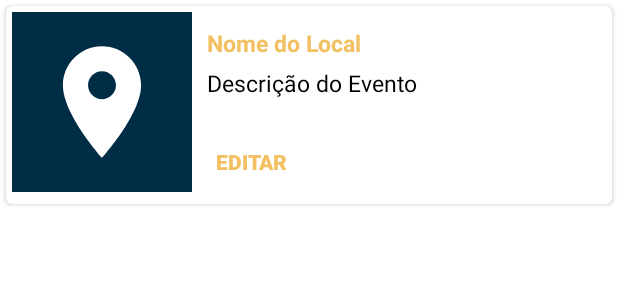
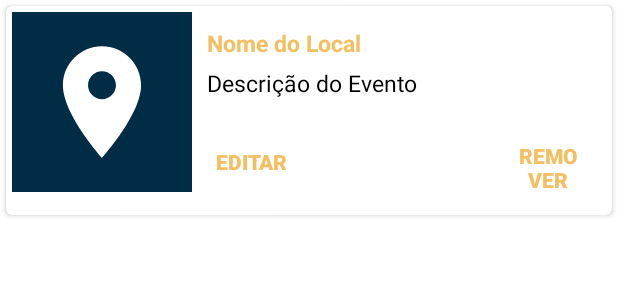
Before and after one commit to ariusxi/bike-loc, an Android app: the layout place_item.xml on its own in the app's theme, with its tools: preview values and no code run, on a phone screen of 412 x 824 dp. Shown: the top 300 px of the screen. Run offline under Robolectric (Android 15) with nearby library versions, the phone set to English and light mode, and no system bars.

Commit message:
getid corrigido

```diff
--- a/app/src/main/java/br/com/felix/bikeloc/model/Place.java
+++ b/app/src/main/java/br/com/felix/bikeloc/model/Place.java
@@ -1,4 +1,6 @@
 package br.com.felix.bikeloc.model;
+
+import android.util.Log;
 
 import java.io.Serializable;
 
@@ -22,6 +24,7 @@ public class Place implements Serializable {
             double latitude,
             double longitude
     ) {
+        Log.d("id", id);
         this.id = id;
         this.name = name;
         this.description = description;
--- a/app/src/main/res/layout/place_item.xml
+++ b/app/src/main/res/layout/place_item.xml
@@ -6,6 +6,7 @@
     xmlns:app="http://schemas.android.com/apk/res-auto"
     app:cardCornerRadius="4dp"
     android:layout_margin="4dp"
+    android:id="@+id/CardView"
     >
 
     <RelativeLayout
@@ -59,6 +60,23 @@
             android:textColor="@color/secondaryColor"
             android:textStyle="bold" />
 
+        <Button
+            android:id="@+id/removePlaceButton"
+            style="?android:attr/borderlessButtonStyle"
+            android:layout_width="wrap_content"
+            android:layout_height="wrap_content"
+            android:layout_marginStart="115dp"
+            android:layout_marginLeft="115dp"
+            android:layout_marginTop="1dp"
+            android:layout_below="@id/description"
+            android:layout_toEndOf="@+id/editPlaceButton"
+            android:background="@android:color/transparent"
+            android:backgroundTint="@null"
+            android:onClick="goTopPlaceRemove"
+            android:text="Remover"
+            android:textColor="@color/secondaryColor"
+            android:textStyle="bold" />
+
 
     </RelativeLayout>
 
```
Also changed, not shown: app/src/main/java/br/com/felix/bikeloc/adapter/PlaceAdapter.java (+25 -1 lines), app/src/main/java/br/com/felix/bikeloc/ui/PlaceList.java (+41 -3 lines), app/src/main/res/layout/remove_dialog.xml (added, +19 -0 lines).
